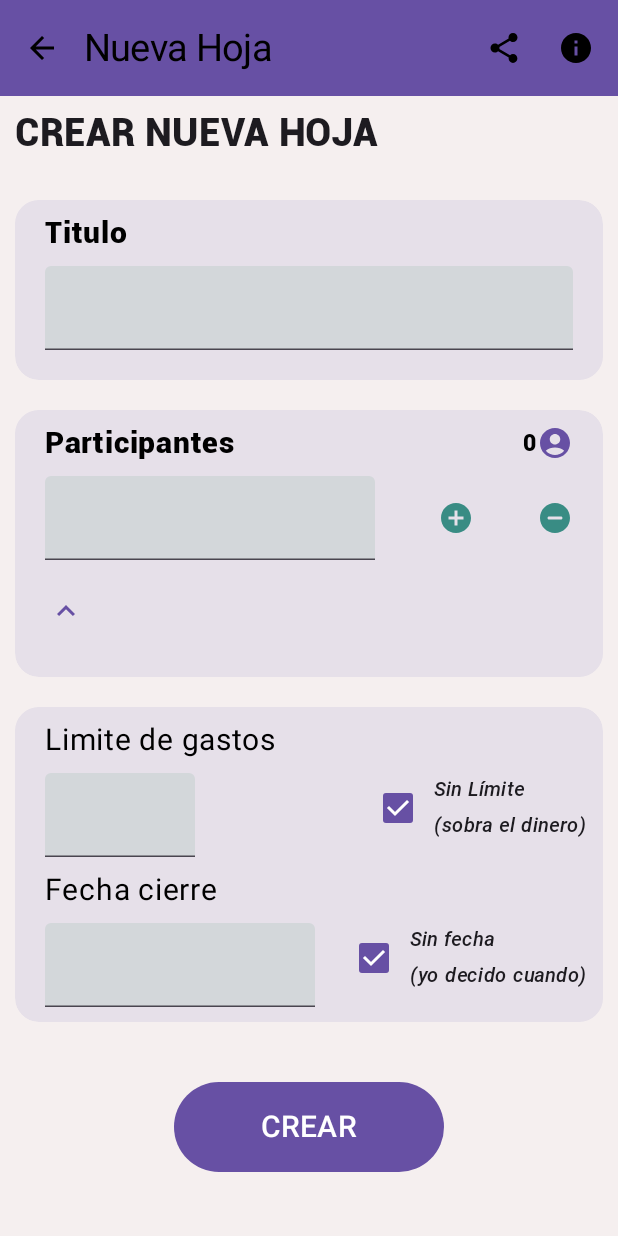
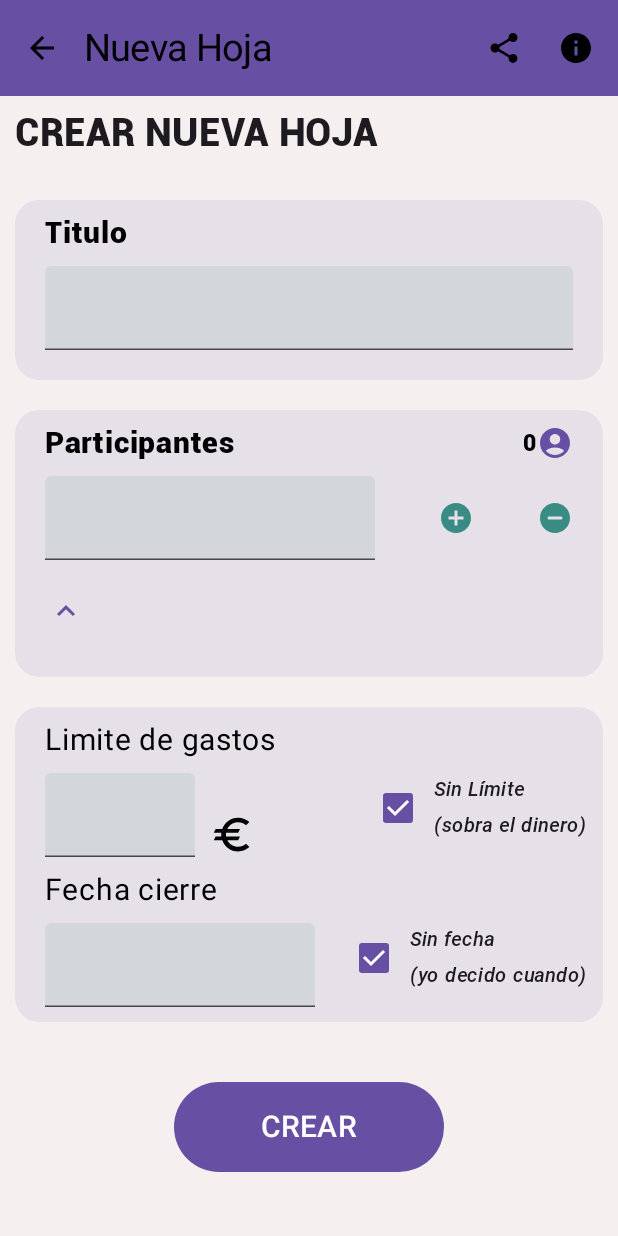
Before and after one commit to LeoCare/MisCuentas, an Android app built with Jetpack Compose: the NuevaHoja screen opened through its navigation route, on a phone screen of 412 x 824 dp. Run offline under Robolectric (Android 15) with nearby library versions, the phone set to English and light mode, and no system bars.

Commit message:
Comprobacion de valores numericos

```diff
--- a/app/src/main/java/com/app/miscuentas/ui/nueva_hoja/ui/NuevaHojaScreen.kt
+++ b/app/src/main/java/com/app/miscuentas/ui/nueva_hoja/ui/NuevaHojaScreen.kt
@@ -19,6 +19,7 @@ import androidx.compose.foundation.layout.fillMaxSize
 import androidx.compose.foundation.layout.fillMaxWidth
 import androidx.compose.foundation.layout.height
 import androidx.compose.foundation.layout.padding
+import androidx.compose.foundation.layout.size
 import androidx.compose.foundation.layout.width
 import androidx.compose.foundation.lazy.LazyColumn
 import androidx.compose.foundation.lazy.LazyRow
@@ -50,16 +51,20 @@ import androidx.compose.runtime.rememberCoroutineScope
 import androidx.compose.runtime.saveable.rememberSaveable
 import androidx.compose.runtime.setValue
 import androidx.compose.ui.Alignment
+import androidx.compose.ui.Alignment.Companion.Bottom
 import androidx.compose.ui.Alignment.Companion.CenterVertically
 import androidx.compose.ui.Modifier
 import androidx.compose.ui.draw.clip
 import androidx.compose.ui.graphics.Color
+import androidx.compose.ui.modifier.modifierLocalConsumer
 import androidx.compose.ui.res.painterResource
 import androidx.compose.ui.res.stringResource
+import androidx.compose.ui.text.AnnotatedString
 import androidx.compose.ui.text.TextStyle
 import androidx.compose.ui.text.font.Font
 import androidx.compose.ui.text.font.FontFamily
 import androidx.compose.ui.text.input.KeyboardType
+import androidx.compose.ui.text.input.TransformedText
 import androidx.compose.ui.text.style.TextAlign
 import androidx.compose.ui.tooling.preview.Preview
 import androidx.compose.ui.unit.Dp
@@ -70,6 +75,8 @@ import androidx.navigation.NavHostController
 import androidx.navigation.compose.currentBackStackEntryAsState
 import androidx.navigation.compose.rememberNavController
 import com.app.miscuentas.R
+import com.app.miscuentas.ui.Validaciones
+import com.app.miscuentas.ui.Validaciones.Companion.isValid
 import com.app.miscuentas.ui.navegacion.MiTopBar
 import com.app.miscuentas.ui.navegacion.MisCuentasScreem
 
@@ -403,7 +410,11 @@ fun LimiteGasto(
     ) {
         TextField(
             value = statusLimiteGasto,
-            onValueChange = { onLimiteGastoFieldChange(it) },
+            onValueChange = { newValue ->
+                if (isValid(newValue, 2)) {
+                    onLimiteGastoFieldChange(newValue)
+                }
+            },
             modifier = Modifier
                 .padding(start = 10.dp, top = 10.dp)
                 .width(100.dp)
@@ -419,6 +430,14 @@ fun LimiteGasto(
             keyboardOptions = KeyboardOptions(keyboardType = KeyboardType.Number),
             singleLine = true,
             maxLines = 1
+        )
+        Image(
+            painterResource(id = R.drawable.icon_euro),
+            contentDescription = "Euro",
+            modifier = Modifier
+                .align(Bottom)
+                .padding(start = 10.dp)
+                .size(30.dp)
         )
         Row(
             modifier = Modifier.fillMaxWidth(),
--- /dev/null
+++ b/app/src/main/res/drawable/icon_euro.xml
@@ -0,0 +1,5 @@
+<vector android:height="24dp" android:tint="#010202"
+    android:viewportHeight="24" android:viewportWidth="24"
+    android:width="24dp" xmlns:android="http://schemas.android.com/apk/res/android">
+    <path android:fillColor="@android:color/white" android:pathData="M15,18.5c-2.51,0 -4.68,-1.42 -5.76,-3.5H15l1,-2H8.58c-0.05,-0.33 -0.08,-0.66 -0.08,-1s0.03,-0.67 0.08,-1H15l1,-2H9.24C10.32,6.92 12.5,5.5 15,5.5c1.61,0 3.09,0.59 4.23,1.57L21,5.3C19.41,3.87 17.3,3 15,3c-3.92,0 -7.24,2.51 -8.48,6H3l-1,2h4.06C6.02,11.33 6,11.66 6,12s0.02,0.67 0.06,1H3l-1,2h4.52c1.24,3.49 4.56,6 8.48,6c2.31,0 4.41,-0.87 6,-2.3l-1.78,-1.77C18.09,17.91 16.62,18.5 15,18.5z"/>
+</vector>
```
Also changed, not shown: app/src/main/java/com/app/miscuentas/ui/Validaciones.kt (added, +24 -0 lines).
